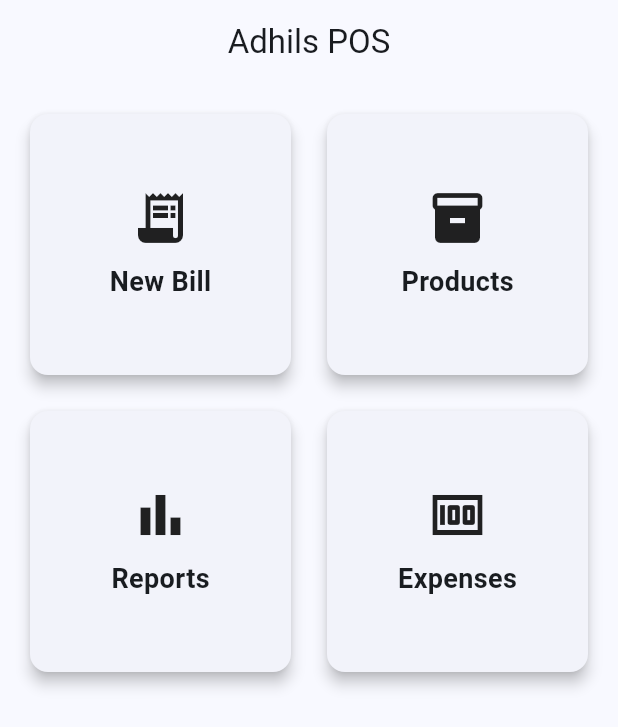
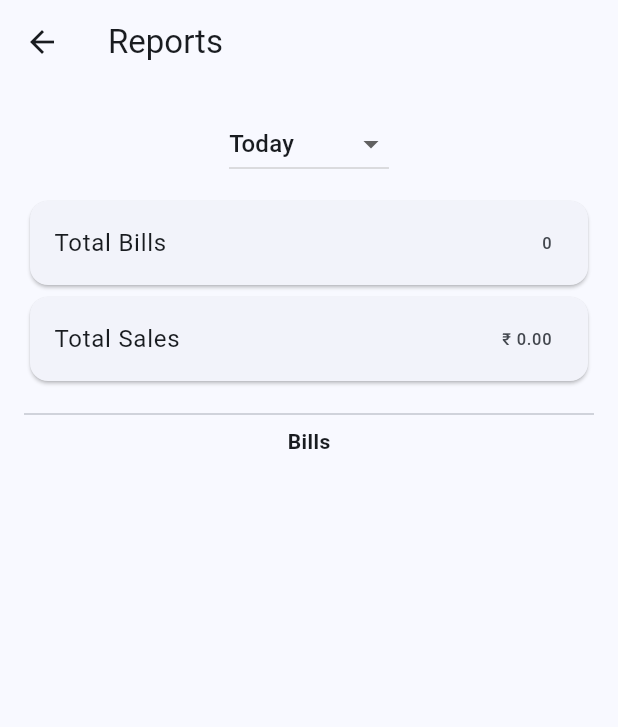
Before and after one commit to adhil948/flutter-new-pos-app, a Flutter app: the screen it shows after launch, after a tap on "Reports", on a phone screen of 412 x 824 dp. Shown: the top 727 px of the screen. Run offline on Flutter 3.47's test engine with Material 3 defaults, Android fonts, the phone set to English and light mode, and no system bars; our stand-ins replace flutter_riverpod, sqflite; accounts and stored records are empty.

Commit message:
Add reporting functionality and update UI for reports screen
- Implemented methods to fetch today's report and reports by date range in BillLocalDataSource.
- Enhanced BillRepository to expose report fetching methods.
- Added ReportsScreen to display total bills and sales with filtering options.
- Updated HomeScreen to navigate to ReportsScreen.
- Modified NewBillScreen to use ISO 8601 date format for bill creation.

```diff
--- a/adhils_pos/lib/data/datasources/local/bill_local_datasource.dart
+++ b/adhils_pos/lib/data/datasources/local/bill_local_datasource.dart
@@ -13,4 +13,49 @@ class BillLocalDataSource {
     final db = await AppDatabase.instance.database;
     await db.insert('bill_items', item.toMap());
   }
+
+Future<Map<String, dynamic>> getTodayReport() async {
+  final db = await AppDatabase.instance.database;
+
+  final now = DateTime.now();
+  final start = DateTime(now.year, now.month, now.day);
+  final end = start.add(const Duration(days: 1));
+
+  final result = await db.rawQuery('''
+    SELECT COUNT(*) as total_bills,
+           SUM(total) as total_sales
+    FROM bills
+    WHERE date >= ? AND date < ?
+  ''', [start.toIso8601String(), end.toIso8601String()]);
+
+  return result.first;
 }
+
+Future<Map<String, dynamic>> getReportByRange(
+    DateTime start, DateTime end) async {
+  final db = await AppDatabase.instance.database;
+
+  final result = await db.rawQuery('''
+    SELECT COUNT(*) as total_bills,
+           SUM(total) as total_sales
+    FROM bills
+    WHERE date >= ? AND date < ?
+  ''', [start.toIso8601String(), end.toIso8601String()]);
+
+  return result.first;
+}
+Future<List<Map<String, dynamic>>> getBillsByRange(
+    DateTime start, DateTime end) async {
+  final db = await AppDatabase.instance.database;
+
+  return await db.query(
+    'bills',
+    where: 'date >= ? AND date < ?',
+    whereArgs: [
+      start.toIso8601String(),
+      end.toIso8601String()
+    ],
+    orderBy: 'date DESC',
+  );
+}
+}
--- a/adhils_pos/lib/data/repositories/bill_repository.dart
+++ b/adhils_pos/lib/data/repositories/bill_repository.dart
@@ -14,4 +14,14 @@ class BillRepository {
   Future<void> addBillItem(BillItem item) async {
     await _localDataSource.insertBillItem(item);
   }
+
+  Future<Map<String, dynamic>> getReportByRange(
+      DateTime start, DateTime end) async {
+    return await _localDataSource.getReportByRange(start, end);
+  }
+
+  Future<List<Map<String, dynamic>>> getBillsByRange(
+      DateTime start, DateTime end) async {
+    return await _localDataSource.getBillsByRange(start, end);
+  }
 }
--- a/adhils_pos/lib/presentation/screens/home_screen.dart
+++ b/adhils_pos/lib/presentation/screens/home_screen.dart
@@ -1,6 +1,8 @@
 import 'package:flutter/material.dart';
 import 'products_screen.dart';
 import 'new_bill_screen.dart';
+import 'reports_screen.dart';
+
 
 class HomeScreen extends StatelessWidget {
   const HomeScreen({super.key});
@@ -43,11 +45,18 @@ DashboardCard(
       );
     },
   ),
-  DashboardCard(
-    title: "Reports",
-    icon: Icons.bar_chart,
-    onTap: () {},
-  ),
+DashboardCard(
+  title: "Reports",
+  icon: Icons.bar_chart,
+  onTap: () {
+    Navigator.push(
+      context,
+      MaterialPageRoute(
+        builder: (_) => const ReportsScreen(),
+      ),
+    );
+  },
+),
   DashboardCard(
     title: "Expenses",
     icon: Icons.money,
--- a/adhils_pos/lib/presentation/screens/new_bill_screen.dart
+++ b/adhils_pos/lib/presentation/screens/new_bill_screen.dart
@@ -66,8 +66,7 @@ class _NewBillScreenState extends ConsumerState<NewBillScreen> {
     final billRepo = ref.read(billRepositoryProvider);
 
     final bill = Bill(
-      date: DateFormat('yyyy-MM-dd HH:mm:ss')
-          .format(DateTime.now()),
+    date: DateTime.now().toIso8601String(),
       total: total,
       paymentType: "Cash",
     );
--- /dev/null
+++ b/adhils_pos/lib/presentation/screens/reports_screen.dart
@@ -0,0 +1,160 @@
+import 'package:flutter/material.dart';
+import 'package:flutter_riverpod/flutter_riverpod.dart';
+import 'package:intl/intl.dart';
+import '../../core/utils/providers.dart';
+
+class ReportsScreen extends ConsumerStatefulWidget {
+  const ReportsScreen({super.key});
+
+  @override
+  ConsumerState<ReportsScreen> createState() =>
+      _ReportsScreenState();
+}
+
+class _ReportsScreenState extends ConsumerState<ReportsScreen> {
+
+  String selectedFilter = "Today";
+
+  int totalBills = 0;
+  double totalSales = 0;
+  List<Map<String, dynamic>> bills = [];
+
+  @override
+  void initState() {
+    super.initState();
+    loadReport();
+  }
+
+  DateTimeRange getRange() {
+    final now = DateTime.now();
+
+    if (selectedFilter == "Today") {
+      final start = DateTime(now.year, now.month, now.day);
+      return DateTimeRange(start: start, end: start.add(const Duration(days: 1)));
+    }
+
+    if (selectedFilter == "This Week") {
+      final start = now.subtract(Duration(days: now.weekday - 1));
+      final cleanStart = DateTime(start.year, start.month, start.day);
+      return DateTimeRange(start: cleanStart, end: cleanStart.add(const Duration(days: 7)));
+    }
+
+    if (selectedFilter == "This Month") {
+      final start = DateTime(now.year, now.month, 1);
+      final end = DateTime(now.year, now.month + 1, 1);
+      return DateTimeRange(start: start, end: end);
+    }
+
+    // All Time
+    return DateTimeRange(
+      start: DateTime(2000),
+      end: DateTime(2100),
+    );
+  }
+
+  Future<void> loadReport() async {
+    final repo = ref.read(billRepositoryProvider);
+    final range = getRange();
+
+    final summary =
+        await repo.getReportByRange(range.start, range.end);
+
+    final billList =
+        await repo.getBillsByRange(range.start, range.end);
+
+    setState(() {
+      totalBills = summary['total_bills'] ?? 0;
+      totalSales = (summary['total_sales'] ?? 0).toDouble();
+      bills = billList;
+    });
+  }
+
+  @override
+  Widget build(BuildContext context) {
+    return Scaffold(
+      appBar: AppBar(
+        title: const Text("Reports"),
+      ),
+      body: Padding(
+        padding: const EdgeInsets.all(16),
+        child: Column(
+          children: [
+
+            // FILTER DROPDOWN
+            DropdownButton<String>(
+              value: selectedFilter,
+              items: const [
+                DropdownMenuItem(value: "Today", child: Text("Today")),
+                DropdownMenuItem(value: "This Week", child: Text("This Week")),
+                DropdownMenuItem(value: "This Month", child: Text("This Month")),
+                DropdownMenuItem(value: "All Time", child: Text("All Time")),
+              ],
+              onChanged: (value) {
+                setState(() {
+                  selectedFilter = value!;
+                });
+                loadReport();
+              },
+            ),
+
+            const SizedBox(height: 10),
+
+            // SUMMARY
+            Card(
+              child: ListTile(
+                title: const Text("Total Bills"),
+                trailing: Text("$totalBills"),
+              ),
+            ),
+            Card(
+              child: ListTile(
+                title: const Text("Total Sales"),
+                trailing: Text("₹ ${totalSales.toStringAsFixed(2)}"),
+              ),
+            ),
+
+            const SizedBox(height: 10),
+
+            const Divider(),
+
+            const Text(
+              "Bills",
+              style: TextStyle(fontWeight: FontWeight.bold),
+            ),
+
+            const SizedBox(height: 5),
+
+            // BILL LIST
+            Expanded(
+              child: ListView.builder(
+                itemCount: bills.length,
+                itemBuilder: (context, index) {
+                  final bill = bills[index];
+                  final date = DateTime.parse(bill['date']);
+                  final formattedDate =
+                      DateFormat('dd MMM yyyy – hh:mm a')
+                          .format(date);
+
+                  return Card(
+                    child: ListTile(
+                      title: Text("Bill #${bill['id']}"),
+                      subtitle: Text(formattedDate),
+                      trailing: Text(
+                        "₹ ${bill['total']}",
+                        style: const TextStyle(
+                            fontWeight: FontWeight.bold),
+                      ),
+                      onTap: () {
+                        // Later: Open bill details & reprint
+                      },
+                    ),
+                  );
+                },
+              ),
+            ),
+          ],
+        ),
+      ),
+    );
+  }
+}
```
